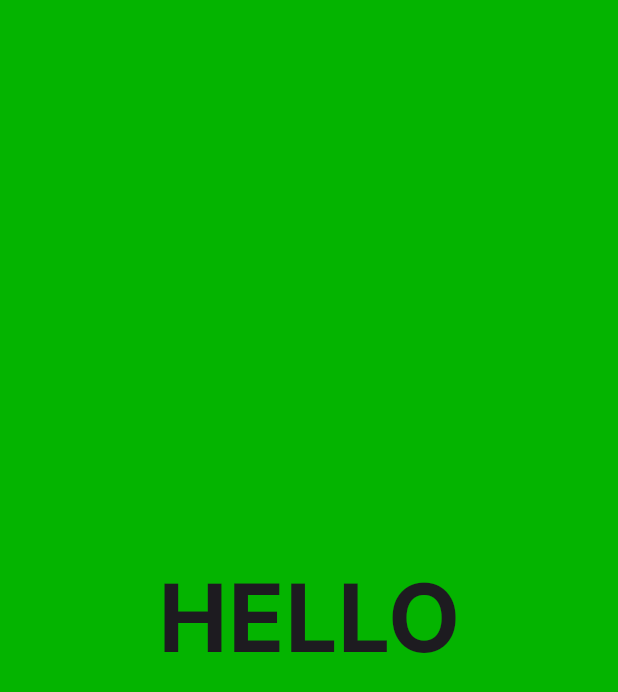
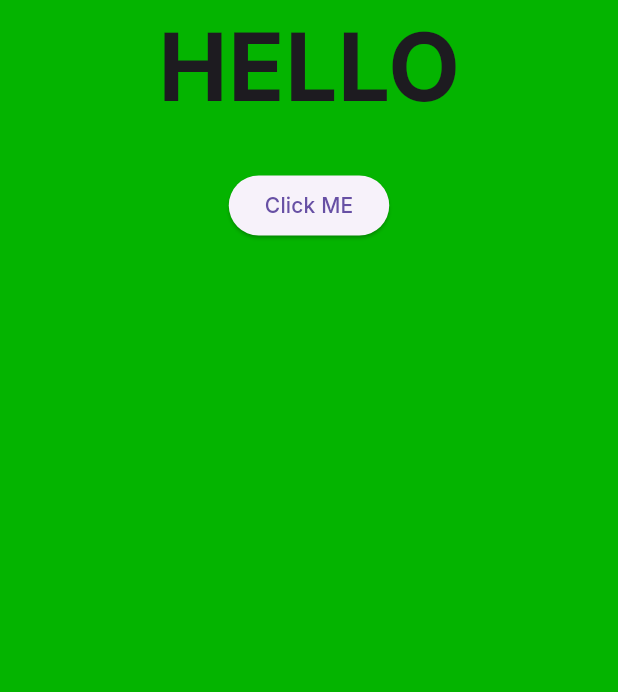
Before and after one commit to RafihYahya/RECIPE_APP_FLUTTER, a Flutter app: the screen it shows after launch, on a phone screen of 412 x 824 dp. Shown: the top 692 px of the screen. Run offline on Flutter 3.47's test engine with Material 2 defaults, Android fonts, the phone set to English and light mode, and no system bars; our stand-ins replace google_fonts; network calls fail.

Commit message:
api_alwaysapi

```diff
--- a/lib/data/recipe_lists.dart
+++ b/lib/data/recipe_lists.dart
@@ -1,6 +1,5 @@
 import 'package:flutter/widgets.dart';
 import 'package:recipe_app/data/recipe_data.dart';
-import 'package:recipe_app/globals.dart';
 
 class RecipeList extends ChangeNotifier {
   List<List<RecipeData>>? recipeDataList;
--- a/lib/main.dart
+++ b/lib/main.dart
@@ -25,10 +25,18 @@ class _RecipeAppState extends State<RecipeApp> {
     });
   }
 
+  void routesSwitcher(int index) {
+    setState(() {
+      indexOfPages = index;
+    });
+  }
+
   @override
   Widget build(BuildContext context) {
     final List<Widget> routes = [
-      LoadingPage(),
+      LoadingPage(
+        callbackindex: routesSwitcher,
+      ),
       HomePage(
         dark: dark,
         callback2: themeswitcher,
--- a/lib/pages/loading_page.dart
+++ b/lib/pages/loading_page.dart
@@ -4,7 +4,8 @@
 import 'package:recipe_app/globals.dart';
 
 class LoadingPage extends StatefulWidget {
-  const LoadingPage({Key? key}) : super(key: key);
+  final Function callbackindex;
+  const LoadingPage({Key? key, required this.callbackindex}) : super(key: key);
 
   @override
   State<LoadingPage> createState() => _LoadingPageState();
@@ -21,12 +22,24 @@
   Widget build(BuildContext context) {
     return Scaffold(
       backgroundColor: ourSettings(context, false).maincolor,
-      body: Container(
-        child: Center(
-          child: Text(
-            'HELLO',
-            style: TextStyle(fontSize: 62.0, fontWeight: FontWeight.bold),
-          ),
+      body: Center(
+        child: Column(
+          children: [
+            Text(
+              'HELLO',
+              style: TextStyle(fontSize: 62.0, fontWeight: FontWeight.bold),
+            ),
+            SizedBox(
+              height: 24.0,
+            ),
+            ElevatedButton(
+                onPressed: () {
+                  setState(() {
+                    widget.callbackindex(1);
+                  });
+                },
+                child: Text('Click ME'))
+          ],
         ),
       ),
     );
```
Also changed, not shown: lib/async_utils_functions.dart (+21 -2 lines), lib/data/recipe_data.dart (+7 -2 lines), lib/globals.dart (+22 -0 lines), lib/pages/home_page.dart (+8 -3 lines).
